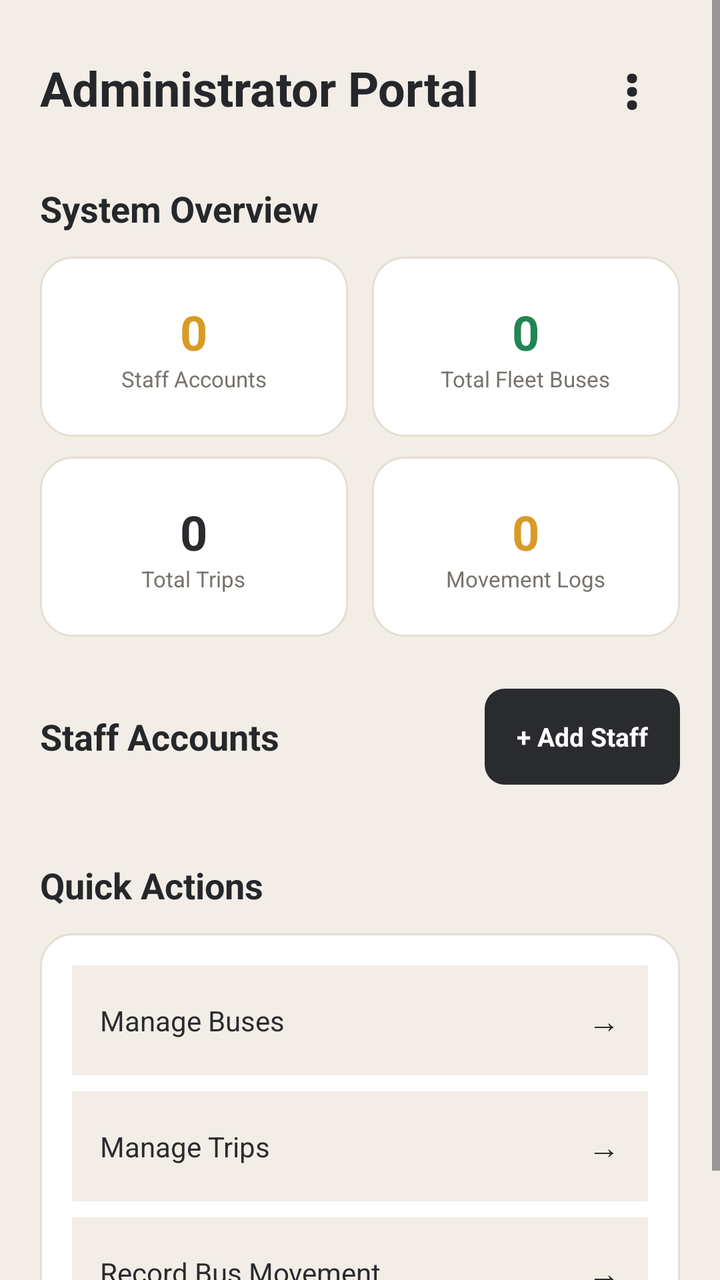
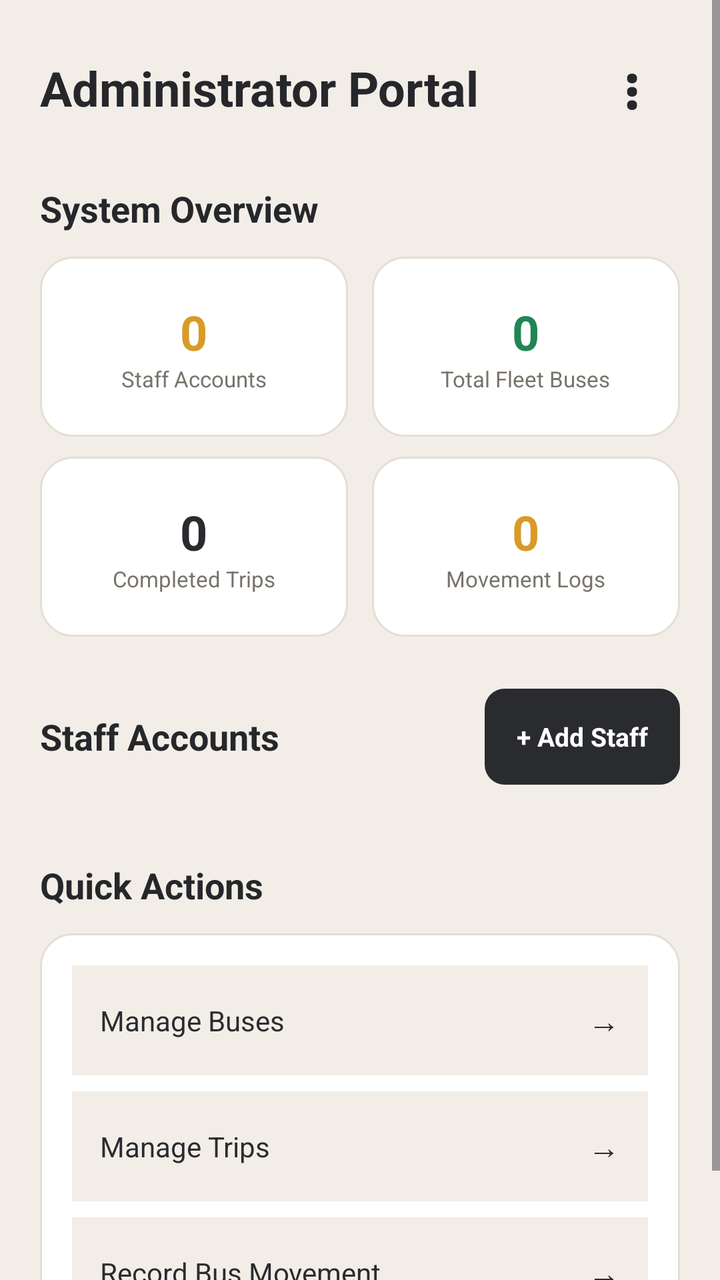

An Android layout rendered at two revisions. The XML below is the earlier revision; the diff shows what the commit changed to produce the second picture.
<!-- AndroidManifest.xml: application theme Theme.PabamaApp -->
<!-- res/layout/activity_admin_dashboard.xml -->
<?xml version="1.0" encoding="utf-8"?>
<LinearLayout xmlns:android="http://schemas.android.com/apk/res/android"
    android:id="@+id/main"
    android:layout_width="match_parent"
    android:layout_height="match_parent"
    android:orientation="vertical"
    android:background="@color/background">

    <ScrollView
        android:layout_width="match_parent"
        android:layout_height="match_parent"
        android:fillViewport="true">

        <LinearLayout
            android:layout_width="match_parent"
            android:layout_height="wrap_content"
            android:orientation="vertical"
            android:padding="20dp">

            
            <LinearLayout
                android:layout_width="match_parent"
                android:layout_height="wrap_content"
                android:orientation="horizontal"
                android:gravity="center_vertical">

                <LinearLayout
                    android:layout_width="0dp"
                    android:layout_height="wrap_content"
                    android:layout_weight="1"
                    android:orientation="vertical">

                    <TextView
                        android:layout_width="wrap_content"
                        android:layout_height="wrap_content"
                        android:text="Administrator Portal"
                        android:textColor="@color/text_primary"
                        android:textSize="24sp"
                        android:textStyle="bold" />

                </LinearLayout>

                <TextView
                    android:id="@+id/btnAdminMenu"
                    android:layout_width="48dp"
                    android:layout_height="48dp"
                    android:text="&#8942;"
                    android:textSize="28sp"
                    android:textStyle="bold"
                    android:textColor="@color/primary_dark"
                    android:gravity="center"
                    android:background="?attr/selectableItemBackgroundBorderless"
                    android:contentDescription="Administrator menu"
                    android:clickable="true"
                    android:focusable="true" />

            </LinearLayout>



            
            <TextView
                android:layout_width="wrap_content"
                android:layout_height="wrap_content"
                android:layout_marginTop="24dp"
                android:text="System Overview"
                android:textColor="@color/text_primary"
                android:textSize="18sp"
                android:textStyle="bold" />

            <LinearLayout
                android:layout_width="match_parent"
                android:layout_height="wrap_content"
                android:layout_marginTop="12dp"
                android:orientation="horizontal">

                <LinearLayout
                    android:layout_width="0dp"
                    android:layout_height="90dp"
                    android:layout_weight="1"
                    android:layout_marginEnd="6dp"
                    android:orientation="vertical"
                    android:gravity="center"
                    android:background="@drawable/bg_card"
                    android:padding="8dp">

                    <TextView
                        android:id="@+id/txtAdminStaffCount"
                        android:layout_width="wrap_content"
                        android:layout_height="wrap_content"
                        android:text="0"
                        android:textColor="@color/accent"
                        android:textSize="24sp"
                        android:textStyle="bold" />

                    <TextView
                        android:layout_width="wrap_content"
                        android:layout_height="wrap_content"
                        android:text="Staff Accounts"
                        android:textColor="@color/text_secondary"
                        android:textSize="11sp" />
                </LinearLayout>

                <LinearLayout
                    android:layout_width="0dp"
                    android:layout_height="90dp"
                    android:layout_weight="1"
                    android:layout_marginStart="6dp"
                    android:orientation="vertical"
                    android:gravity="center"
                    android:background="@drawable/bg_card"
                    android:padding="8dp">

                    <TextView
                        android:id="@+id/txtAdminBusCount"
                        android:layout_width="wrap_content"
                        android:layout_height="wrap_content"
                        android:text="0"
                        android:textColor="@color/status_available"
                        android:textSize="24sp"
                        android:textStyle="bold" />

                    <TextView
                        android:layout_width="wrap_content"
                        android:layout_height="wrap_content"
                        android:text="Total Fleet Buses"
                        android:textColor="@color/text_secondary"
                        android:textSize="11sp" />
                </LinearLayout>

            </LinearLayout>

            <LinearLayout
                android:layout_width="match_parent"
                android:layout_height="wrap_content"
                android:layout_marginTop="10dp"
                android:orientation="horizontal">

                <LinearLayout
                    android:layout_width="0dp"
                    android:layout_height="90dp"
                    android:layout_weight="1"
                    android:layout_marginEnd="6dp"
                    android:orientation="vertical"
                    android:gravity="center"
                    android:background="@drawable/bg_card"
                    android:padding="8dp">

                    <TextView
                        android:id="@+id/txtAdminTripCount"
                        android:layout_width="wrap_content"
                        android:layout_height="wrap_content"
                        android:text="0"
                        android:textColor="@color/primary"
                        android:textSize="24sp"
                        android:textStyle="bold" />

                    <TextView
                        android:layout_width="wrap_content"
                        android:layout_height="wrap_content"
                        android:text="Total Trips"
                        android:textColor="@color/text_secondary"
                        android:textSize="11sp" />
                </LinearLayout>

                <LinearLayout
                    android:layout_width="0dp"
                    android:layout_height="90dp"
                    android:layout_weight="1"
                    android:layout_marginStart="6dp"
                    android:orientation="vertical"
                    android:gravity="center"
                    android:background="@drawable/bg_card"
                    android:padding="8dp">

                    <TextView
                        android:id="@+id/txtAdminMovementCount"
                        android:layout_width="wrap_content"
                        android:layout_height="wrap_content"
                        android:text="0"
                        android:textColor="@color/accent"
                        android:textSize="24sp"
                        android:textStyle="bold" />

                    <TextView
                        android:layout_width="wrap_content"
                        android:layout_height="wrap_content"
                        android:text="Movement Logs"
                        android:textColor="@color/text_secondary"
                        android:textSize="11sp" />
                </LinearLayout>

            </LinearLayout>

            
            <LinearLayout
                android:layout_width="match_parent"
                android:layout_height="wrap_content"
                android:layout_marginTop="26dp"
                android:orientation="horizontal"
                android:gravity="center_vertical">

                <TextView
                    android:layout_width="0dp"
                    android:layout_height="wrap_content"
                    android:layout_weight="1"
                    android:text="Staff Accounts"
                    android:textColor="@color/text_primary"
                    android:textSize="18sp"
                    android:textStyle="bold" />

                <TextView
                    android:id="@+id/btnAddStaffAccount"
                    android:layout_width="wrap_content"
                    android:layout_height="48dp"
                    android:text="+ Add Staff"
                    android:textColor="@color/white"
                    android:textSize="13sp"
                    android:textStyle="bold"
                    android:gravity="center"
                    android:paddingStart="16dp"
                    android:paddingEnd="16dp"
                    android:background="@drawable/bg_primary_button"
                    android:clickable="true"
                    android:focusable="true" />

            </LinearLayout>

            
            <LinearLayout
                android:id="@+id/containerStaffAccounts"
                android:layout_width="match_parent"
                android:layout_height="wrap_content"
                android:layout_marginTop="12dp"
                android:orientation="vertical" />

            
            <TextView
                android:layout_width="wrap_content"
                android:layout_height="wrap_content"
                android:layout_marginTop="26dp"
                android:text="Quick Actions"
                android:textColor="@color/text_primary"
                android:textSize="18sp"
                android:textStyle="bold" />

            <LinearLayout
                android:layout_width="match_parent"
                android:layout_height="wrap_content"
                android:layout_marginTop="12dp"
                android:orientation="vertical"
                android:background="@drawable/bg_card"
                android:padding="16dp">

                <LinearLayout
                    android:id="@+id/btnAdminManageBuses"
                    android:layout_width="match_parent"
                    android:orientation="horizontal"
                    android:gravity="center_vertical"
                    android:layout_height="55dp"
                    android:paddingStart="14dp"
                    android:paddingEnd="14dp"
                    android:background="@color/background">

                    <TextView
                        android:layout_width="0dp"
                        android:layout_height="wrap_content"
                        android:layout_weight="1"
                        android:text="Manage Buses"
                        android:textColor="@color/primary"
                        android:textSize="14sp" />

                    <TextView
                        android:layout_width="wrap_content"
                        android:layout_height="wrap_content"
                        android:text="→"
                        android:textColor="@color/primary"
                        android:textSize="16sp" />
                </LinearLayout>

                <LinearLayout
                    android:id="@+id/btnAdminManageTrips"
                    android:layout_width="match_parent"
                    android:layout_marginTop="8dp"
                    android:orientation="horizontal"
                    android:gravity="center_vertical"
                    android:layout_height="55dp"
                    android:paddingStart="14dp"
                    android:paddingEnd="14dp"
                    android:background="@color/background">

                    <TextView
                        android:layout_width="0dp"
                        android:layout_height="wrap_content"
                        android:layout_weight="1"
                        android:text="Manage Trips"
                        android:textColor="@color/primary"
                        android:textSize="14sp" />

                    <TextView
                        android:layout_width="wrap_content"
                        android:layout_height="wrap_content"
                        android:text="→"
                        android:textColor="@color/primary"
                        android:textSize="16sp" />
                </LinearLayout>

                <LinearLayout
                    android:id="@+id/btnAdminRecordMovement"
                    android:layout_width="match_parent"
                    android:layout_marginTop="8dp"
                    android:orientation="horizontal"
                    android:gravity="center_vertical"
                    android:layout_height="55dp"
                    android:paddingStart="14dp"
                    android:paddingEnd="14dp"
                    android:background="@color/background">

                    <TextView
                        android:layout_width="0dp"
                        android:layout_height="wrap_content"
                        android:layout_weight="1"
                        android:text="Record Bus Movement"
                        android:textColor="@color/primary"
                        android:textSize="14sp" />

                    <TextView
                        android:layout_width="wrap_content"
                        android:layout_height="wrap_content"
                        android:text="→"
                        android:textColor="@color/primary"
                        android:textSize="16sp" />
                </LinearLayout>

            </LinearLayout>

        </LinearLayout>

    </ScrollView>

</LinearLayout>
<!-- resources referenced by this layout -->
<resources>
  <color name="accent">#D99A27</color>
  <color name="background">#F2EEE7</color>
  <color name="primary">#292B2F</color>
  <color name="primary_dark">#25272B</color>
  <color name="status_available">#218653</color>
  <color name="text_primary">#25272B</color>
  <color name="text_secondary">#77736B</color>
  <color name="white">#FFFFFF</color>
  <!-- drawable bg_card (drawable) -->
  <?xml version="1.0" encoding="utf-8"?>
  <shape xmlns:android="http://schemas.android.com/apk/res/android"
      android:shape="rectangle">
      <solid android:color="@color/surface" />
      <stroke
          android:width="1dp"
          android:color="@color/border" />
      <corners android:radius="16dp" />
  </shape>
  <!-- drawable bg_primary_button (drawable) -->
  <?xml version="1.0" encoding="utf-8"?>
  <shape xmlns:android="http://schemas.android.com/apk/res/android"
      android:shape="rectangle">
  
      <solid android:color="@color/primary" />
  
      <corners android:radius="10dp" />
  
  </shape>
  <style name="Theme.PabamaApp" parent="Theme.Material3.DayNight.NoActionBar">
  
          <item name="colorPrimary">@color/primary</item>
          <item name="colorPrimaryVariant">@color/primary_dark</item>
          <item name="colorOnPrimary">@color/white</item>
          <item name="colorSecondary">@color/accent</item>
          <item name="android:statusBarColor">@color/primary_dark</item>
          <item name="android:windowBackground">@color/background</item>
  
          
          <item name="android:windowAnimationStyle">@style/NoActivityAnimation</item>
  
          
          <item name="alertDialogTheme">@style/Theme.PabamaApp.Dialog</item>
  
      </style>
  <color name="surface">#FFFFFF</color>
  <color name="border">#E4DED3</color>
  <style name="NoActivityAnimation">
          <item name="android:activityOpenEnterAnimation">@null</item>
          <item name="android:activityOpenExitAnimation">@null</item>
          <item name="android:activityCloseEnterAnimation">@null</item>
          <item name="android:activityCloseExitAnimation">@null</item>
  
          <item name="android:taskOpenEnterAnimation">@null</item>
          <item name="android:taskOpenExitAnimation">@null</item>
          <item name="android:taskCloseEnterAnimation">@null</item>
          <item name="android:taskCloseExitAnimation">@null</item>
  
          <item name="android:windowEnterAnimation">@null</item>
          <item name="android:windowExitAnimation">@null</item>
      </style>
  <color name="dialog_action">#F4B942</color>
  <color name="dialog_background">#404040</color>
  <color name="dialog_text">#FFFFFF</color>
  <color name="dialog_hint">#D1D1D1</color>
  <style name="DialogActionButton" parent="Widget.AppCompat.Button.ButtonBar.AlertDialog">
          <item name="android:textColor">@color/dialog_action</item>
      </style>
  <style name="DialogCancelButton" parent="Widget.AppCompat.Button.ButtonBar.AlertDialog">
          <item name="android:textColor">@color/dialog_text</item>
      </style>
  <style name="DialogDeleteButton" parent="Widget.AppCompat.Button.ButtonBar.AlertDialog">
          <item name="android:textColor">@color/dialog_delete</item>
      </style>
  <color name="dialog_delete">#FF8A80</color>
  <!-- unchanged entries left out for length: 1 -->
</resources>

<!-- the commit's change to res/layout/activity_admin_dashboard.xml (unified diff, before → after) -->
@@ -1,4 +1,5 @@
 <?xml version="1.0" encoding="utf-8"?>
+
 <LinearLayout xmlns:android="http://schemas.android.com/apk/res/android"
     android:id="@+id/main"
     android:layout_width="match_parent"
@@ -158,7 +159,7 @@
                     <TextView
                         android:layout_width="wrap_content"
                         android:layout_height="wrap_content"
-                        android:text="Total Trips"
+                        android:text="Completed Trips"
                         android:textColor="@color/text_secondary"
                         android:textSize="11sp" />
                 </LinearLayout>
<!-- resource entries referenced after the edit -->
@@ -20,6 +20,7 @@
   </shape>
   <!-- drawable bg_primary_button (drawable) -->
   <?xml version="1.0" encoding="utf-8"?>
+  
   <shape xmlns:android="http://schemas.android.com/apk/res/android"
       android:shape="rectangle">
   
